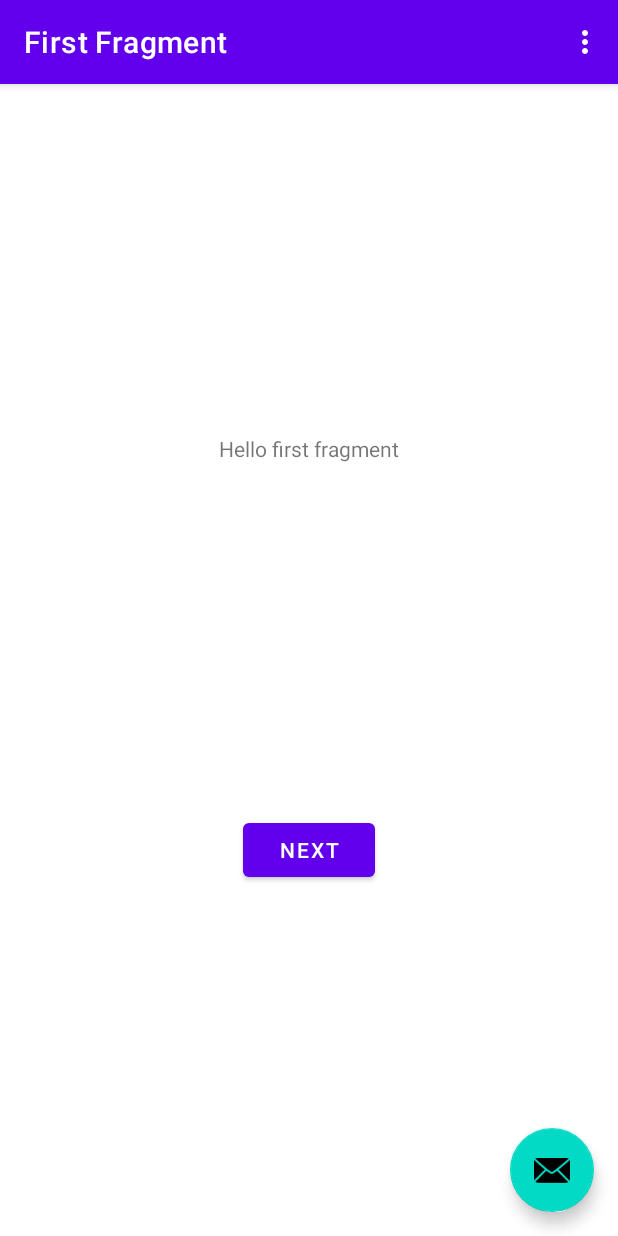
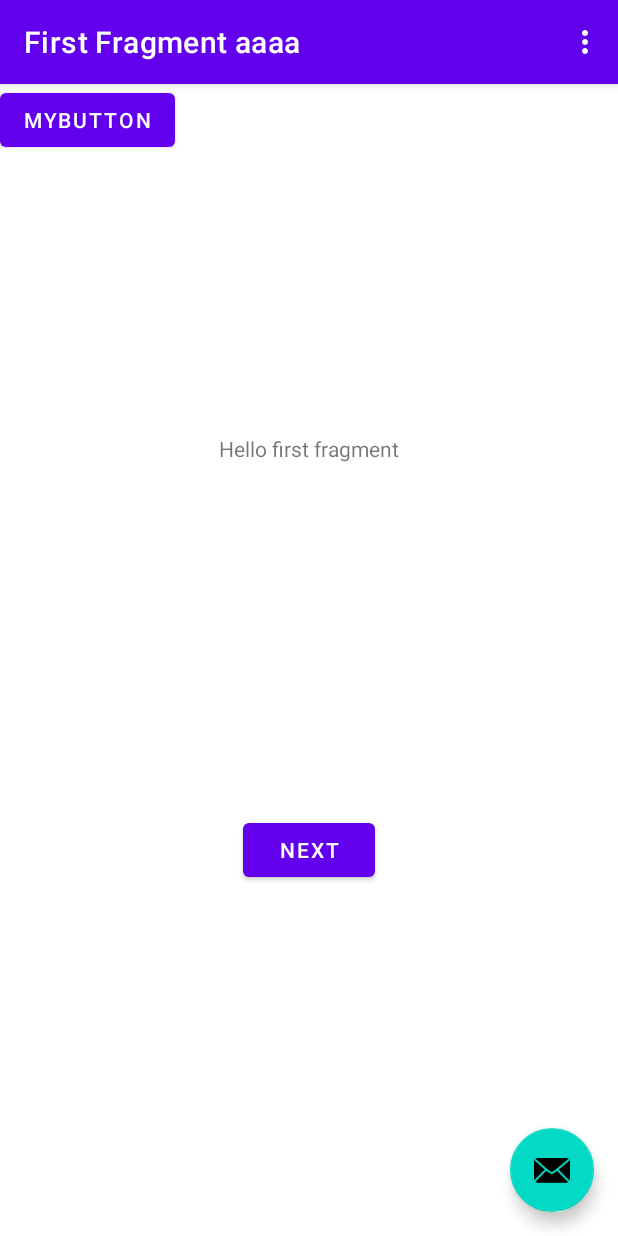
Before and after one commit to timeislife/AndriodTestProject1, an Android app: the screen it shows after launch (MainActivity), on a phone screen of 412 x 824 dp. Run offline under Robolectric (Android 15) with nearby library versions, the phone set to English and light mode, and no system bars; our stand-ins replace navigation-ui.

Commit message:
Added mybutton and show AlertDialog.

```diff
--- a/app/src/main/res/layout/fragment_first.xml
+++ b/app/src/main/res/layout/fragment_first.xml
@@ -25,4 +25,13 @@
         app:layout_constraintEnd_toEndOf="parent"
         app:layout_constraintStart_toStartOf="parent"
         app:layout_constraintTop_toBottomOf="@id/textview_first" />
+
+    <Button
+        android:id="@+id/button"
+        android:layout_width="wrap_content"
+        android:layout_height="wrap_content"
+        android:onClick="btnTest_Click"
+        android:text="MyButton"
+        tools:layout_editor_absoluteX="145dp"
+        tools:layout_editor_absoluteY="130dp" />
 </androidx.constraintlayout.widget.ConstraintLayout>
--- a/app/src/main/res/values/strings.xml
+++ b/app/src/main/res/values/strings.xml
@@ -2,11 +2,12 @@
     <string name="app_name">AndriodTest1</string>
     <string name="action_settings">Settings</string>
     <!-- Strings used for fragments for navigation -->
-    <string name="first_fragment_label">First Fragment</string>
+    <string name="first_fragment_label">First Fragment aaaa</string>
     <string name="second_fragment_label">Second Fragment</string>
     <string name="next">Next</string>
     <string name="previous">Previous</string>
-
     <string name="hello_first_fragment">Hello first fragment</string>
     <string name="hello_second_fragment">Hello second fragment. Arg: %1$s</string>
+    <string name="dialog1_message">dialog1 message</string>
+    <string name="dialog1_title">dialog1 title</string>
 </resources>
```
Also changed, not shown: app/src/main/java/com/example/andriodtest1/MainActivity.java (+14 -0 lines).
